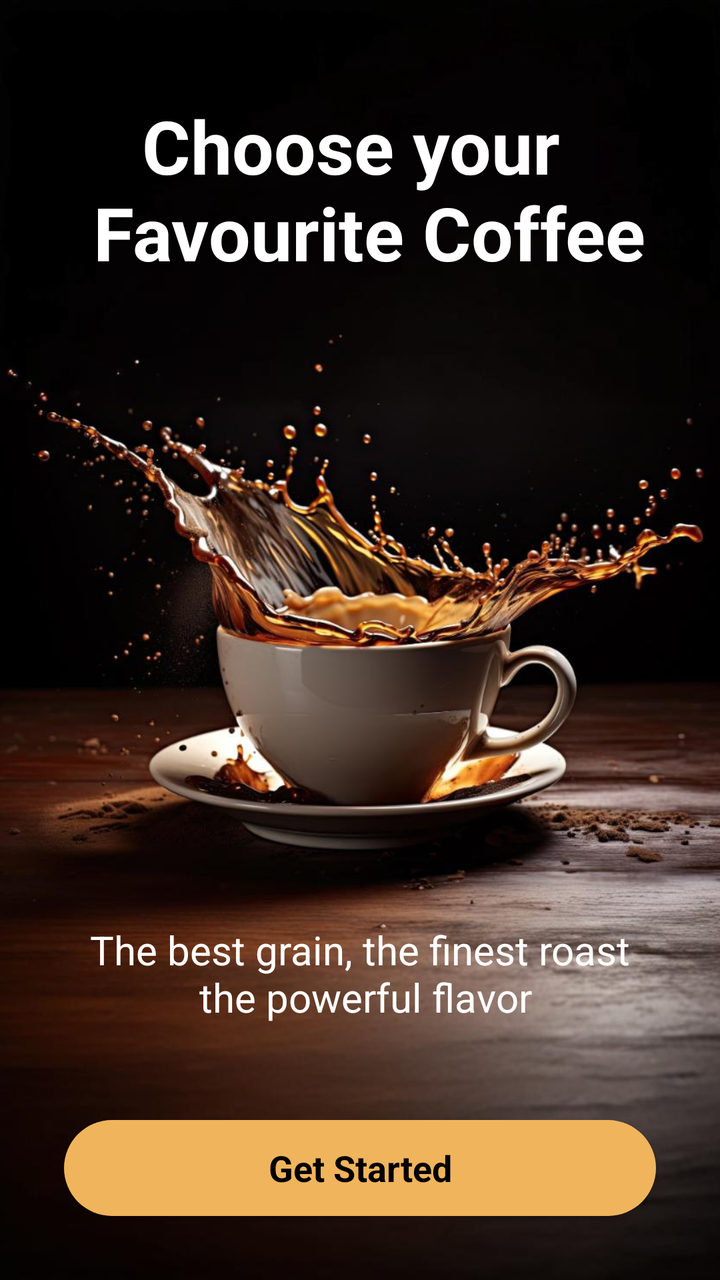
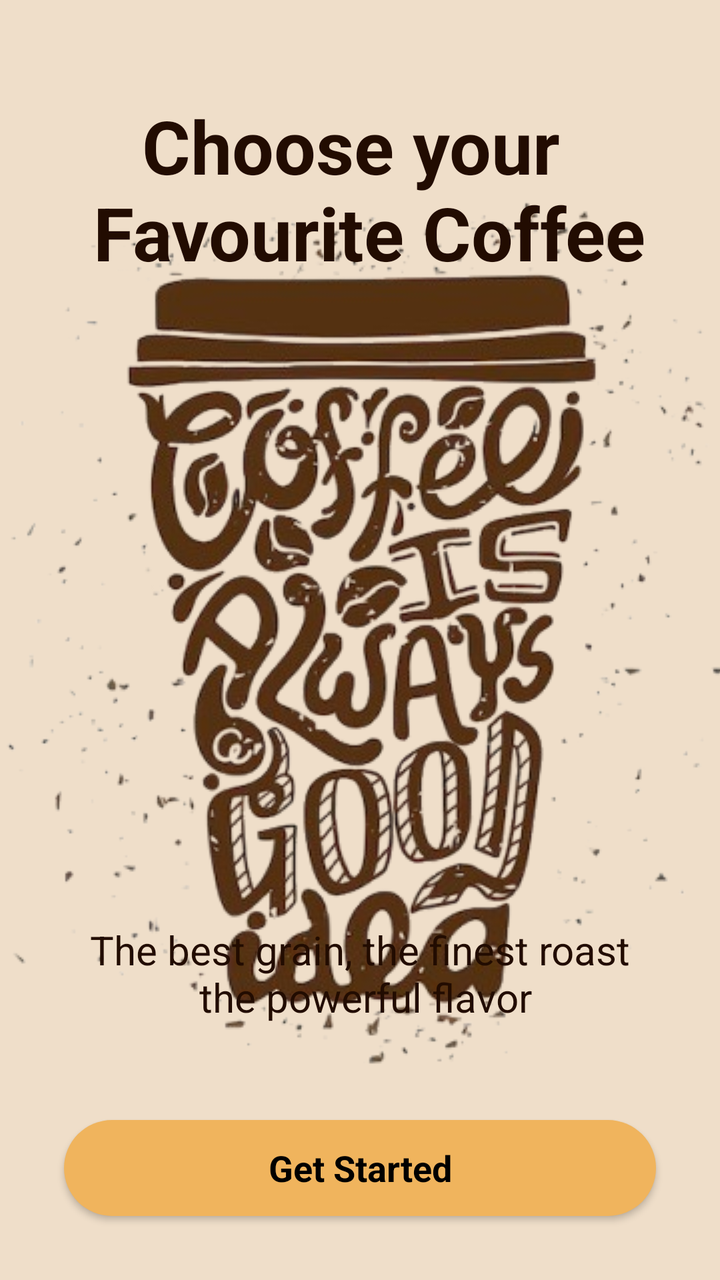

Screens rendered from an Android XML layout before and after an edit, with the pre-edit source and the edit as a unified diff.
<!-- AndroidManifest.xml: application theme Theme.CoffeeTest -->
<!-- res/layout/activity_splash.xml -->
<?xml version="1.0" encoding="utf-8"?>
<androidx.constraintlayout.widget.ConstraintLayout
    xmlns:android="http://schemas.android.com/apk/res/android"
    xmlns:app="http://schemas.android.com/apk/res-auto"
    xmlns:tools="http://schemas.android.com/tools"
    android:id="@+id/main"
    android:layout_width="match_parent"
    android:layout_height="match_parent"
    tools:context=".activity.SplashActivity">

    <ImageView
        android:id="@+id/imageView"
        android:layout_width="wrap_content"
        android:layout_height="wrap_content"
        android:scaleType="centerCrop"
        app:layout_constraintBottom_toBottomOf="parent"
        app:layout_constraintEnd_toEndOf="parent"
        app:layout_constraintStart_toStartOf="parent"
        app:layout_constraintTop_toTopOf="parent"
        app:srcCompat="@drawable/splash_pic" />

    <TextView
        android:id="@+id/textView"
        android:layout_width="wrap_content"
        android:layout_height="wrap_content"
        android:layout_marginTop="48dp"
        android:text="@string/choose_your_n_favourite_coffee"
        android:textSize="37sp"
        android:textStyle="bold"
        android:textAlignment="center"
        android:textColor="@color/white"
        app:layout_constraintEnd_toEndOf="parent"
        app:layout_constraintStart_toStartOf="parent"
        app:layout_constraintTop_toTopOf="parent" />

    <TextView
        android:id="@+id/textView2"
        android:layout_width="wrap_content"
        android:layout_height="wrap_content"
        android:layout_marginBottom="48dp"
        android:textSize="20sp"
        android:textColor="@color/white"
        android:textAlignment="center"
        android:text="@string/the_best_grain_the_finest_roast_n_the_powerful_flavor"
        app:layout_constraintBottom_toTopOf="@+id/startBtn"
        app:layout_constraintEnd_toEndOf="parent"
        app:layout_constraintStart_toStartOf="parent" />

    <androidx.appcompat.widget.AppCompatButton
        style="@android:style/Widget.Button"
        android:textStyle="bold"
        android:id="@+id/startBtn"
        android:layout_width="0dp"
        android:layout_height="wrap_content"
        android:layout_margin="32dp"
        android:text="@string/get_started"
        android:textSize="18sp"
        android:background="@drawable/orange_bg"
        app:layout_constraintBottom_toBottomOf="parent"
        app:layout_constraintEnd_toEndOf="parent"
        app:layout_constraintStart_toStartOf="parent" />
</androidx.constraintlayout.widget.ConstraintLayout>
<!-- resources referenced by this layout -->
<resources>
  <color name="white">#FFFFFFFF</color>
  <!-- drawable orange_bg (drawable) -->
  <?xml version="1.0" encoding="utf-8"?>
  <selector xmlns:android="http://schemas.android.com/apk/res/android">
      <item>
          <shape android:shape="rectangle">
              <solid android:color="@color/orange" />
              <corners android:radius="50dp" />
          </shape>
      </item>
  </selector>
  <!-- drawable splash_pic: png bitmap (drawable, 766833 bytes) -->
  <string name="choose_your_n_favourite_coffee">Choose your \n Favourite Coffee</string>
  <string name="get_started">Get Started</string>
  <string name="the_best_grain_the_finest_roast_n_the_powerful_flavor">The best grain, the finest roast\n the powerful flavor</string>
  <style name="Theme.CoffeeTest" parent="Base.Theme.CoffeeTest" />
  <color name="orange">#F0B45D</color>
  <style name="Base.Theme.CoffeeTest" parent="Theme.Material3.DayNight.NoActionBar">
          
          
      </style>
</resources>

<!-- the commit's change to res/layout/activity_splash.xml (unified diff, before → after) -->
@@ -4,6 +4,7 @@
     xmlns:app="http://schemas.android.com/apk/res-auto"
     xmlns:tools="http://schemas.android.com/tools"
     android:id="@+id/main"
+    android:background="@color/cream"
     android:layout_width="match_parent"
     android:layout_height="match_parent"
     tools:context=".activity.SplashActivity">
@@ -17,7 +18,7 @@
         app:layout_constraintEnd_toEndOf="parent"
         app:layout_constraintStart_toStartOf="parent"
         app:layout_constraintTop_toTopOf="parent"
-        app:srcCompat="@drawable/splash_pic" />
+        app:srcCompat="@drawable/coffee" />
 
     <TextView
         android:id="@+id/textView"
@@ -28,7 +29,7 @@
         android:textSize="37sp"
         android:textStyle="bold"
         android:textAlignment="center"
-        android:textColor="@color/white"
+        android:textColor="@color/darkBrown"
         app:layout_constraintEnd_toEndOf="parent"
         app:layout_constraintStart_toStartOf="parent"
         app:layout_constraintTop_toTopOf="parent" />
@@ -39,7 +40,7 @@
         android:layout_height="wrap_content"
         android:layout_marginBottom="48dp"
         android:textSize="20sp"
-        android:textColor="@color/white"
+        android:textColor="@color/darkBrown"
         android:textAlignment="center"
         android:text="@string/the_best_grain_the_finest_roast_n_the_powerful_flavor"
         app:layout_constraintBottom_toTopOf="@+id/startBtn"
<!-- resource entries referenced after the edit -->
@@ -1,6 +1,8 @@
 <!-- resources referenced by this layout -->
 <resources>
-  <color name="white">#FFFFFFFF</color>
+  <color name="cream">#EFDEC9</color>
+  <color name="darkBrown">#220C01</color>
+  <!-- drawable coffee: png bitmap (drawable, 202392 bytes) -->
   <!-- drawable orange_bg (drawable) -->
   <?xml version="1.0" encoding="utf-8"?>
   <selector xmlns:android="http://schemas.android.com/apk/res/android">
@@ -11,7 +13,6 @@
           </shape>
       </item>
   </selector>
-  <!-- drawable splash_pic: png bitmap (drawable, 766833 bytes) -->
   <string name="choose_your_n_favourite_coffee">Choose your \n Favourite Coffee</string>
   <string name="get_started">Get Started</string>
   <string name="the_best_grain_the_finest_roast_n_the_powerful_flavor">The best grain, the finest roast\n the powerful flavor</string>
